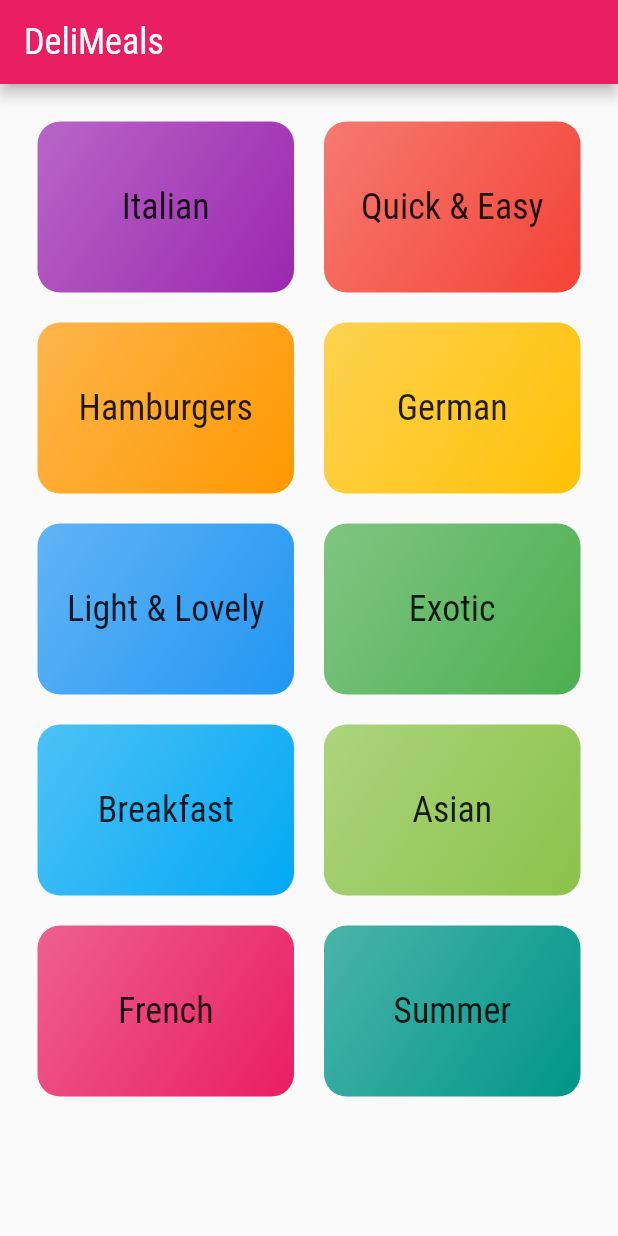
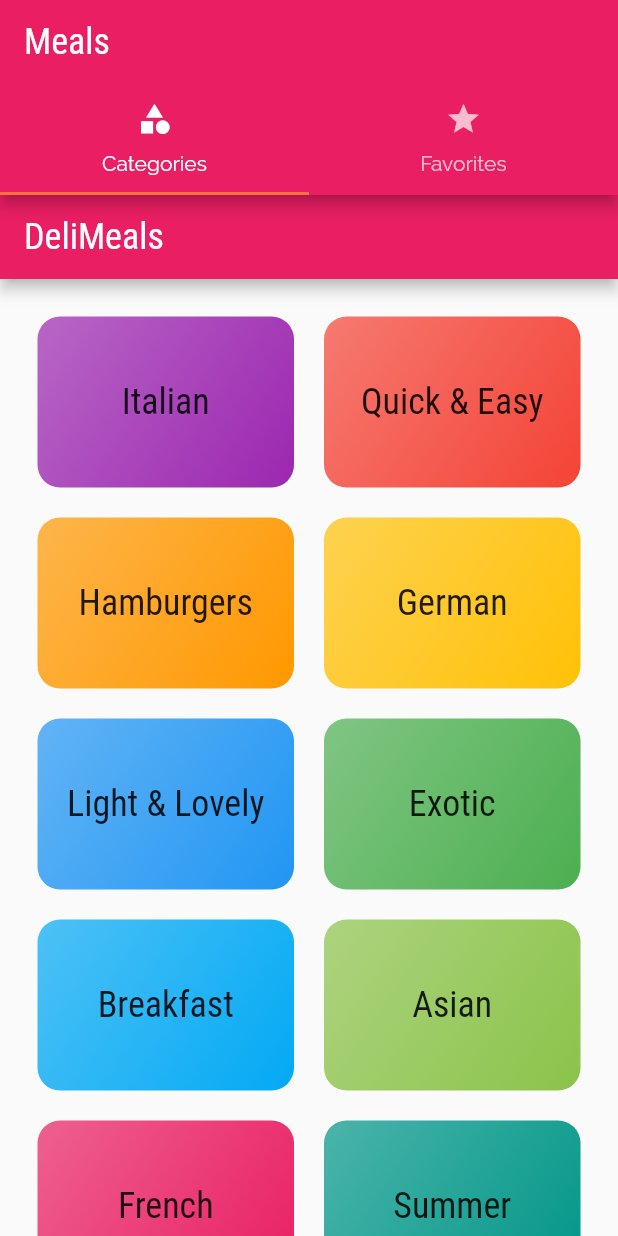
Before and after one commit to ShyamSundhar1411/Food-App-Flutter, a Flutter app: the screen it shows after launch, on a phone screen of 412 x 824 dp. Run offline on Flutter 3.47's test engine with Material 2 defaults, Android fonts, the phone set to English and light mode, and no system bars.

Commit message:
Top Tabbar

```diff
--- a/lib/main.dart
+++ b/lib/main.dart
@@ -1,4 +1,5 @@
 import "package:flutter/material.dart";
+import '../screens/tabs_screen.dart';
 import '../screens/meal_detail_screen.dart';
 import "../screens/categories_screen.dart";
 import "../screens/category_detail_screen.dart";
@@ -25,7 +26,7 @@ class MyApp extends StatelessWidget {
               ))),
       initialRoute: '/',
       routes: {
-        '/': (ctx) => CategoryScreen(),
+        '/': (ctx) => TabScreen(),
         CategoryDetailScreen.routeName: ((ctx) => CategoryDetailScreen()),
         MetailDetailScreen.routeName: (ctx) => MetailDetailScreen(),
       },
--- /dev/null
+++ b/lib/screens/favorites_screen.dart
@@ -0,0 +1,13 @@
+import 'package:flutter/src/foundation/key.dart';
+import 'package:flutter/src/widgets/framework.dart';
+
+import 'package:flutter/material.dart';
+
+class FavortiesScreen extends StatelessWidget {
+  const FavortiesScreen({Key key}) : super(key: key);
+
+  @override
+  Widget build(BuildContext context) {
+    return Container(child: Center(child: Text("Hey this is favorites")));
+  }
+}
--- /dev/null
+++ b/lib/screens/tabs_screen.dart
@@ -0,0 +1,26 @@
+import 'package:flutter/material.dart';
+import 'package:meals_app/screens/favorites_screen.dart';
+import './categories_screen.dart';
+
+class TabScreen extends StatefulWidget {
+  @override
+  State<TabScreen> createState() => _TabScreenState();
+}
+
+class _TabScreenState extends State<TabScreen> {
+  @override
+  Widget build(BuildContext context) {
+    return DefaultTabController(length: 2, child:
+    Scaffold(
+        appBar: AppBar(title:Text("Meals"),bottom:TabBar(tabs:<Widget>[
+          Tab(icon:Icon(Icons.category),text:'Categories'),
+          Tab(icon:Icon(Icons.star),text:'Favorites'),
+        ])),
+        body:TabBarView(children:<Widget>[
+          CategoryScreen(),
+          FavortiesScreen(),
+
+        ])
+    ));
+  }
+}
```
